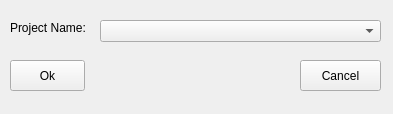
First picture: the form in open-ihm/gui/designs/ui_project_open.ui, repository snim2mirror/openihm, before the edit.
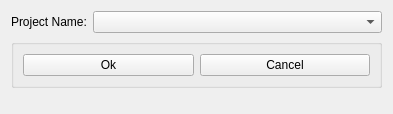
Second picture: the form after the edit.

Commit message: Added layout manager to most dialogs. One report and all tabbed dialogs still to go.

Diff of the .ui file:
```diff
--- a/open-ihm/gui/designs/ui_project_open.ui
+++ b/open-ihm/gui/designs/ui_project_open.ui
@@ -19,55 +19,41 @@
   <property name="windowTitle">
    <string>Open Project</string>
   </property>
+  <layout class="QFormLayout" name="formLayout">
+   <item row="0" column="0">
+    <widget class="QLabel" name="label">
+     <property name="text">
+      <string>Project Name:</string>
+     </property>
+    </widget>
+   </item>
+   <item row="0" column="1">
+    <widget class="QComboBox" name="cboProjectName"/>
+   </item>
+   <item row="1" column="0" colspan="2">
+    <widget class="QGroupBox" name="groupBox">
+     <property name="title">
+      <string/>
+     </property>
+     <layout class="QHBoxLayout" name="horizontalLayout">
+      <item>
   <widget class="QPushButton" name="cmdOk">
-   <property name="geometry">
-    <rect>
-     <x>10</x>
-     <y>60</y>
-     <width>75</width>
-     <height>31</height>
-    </rect>
-   </property>
    <property name="text">
     <string>Ok</string>
    </property>
   </widget>
+      </item>
+      <item>
   <widget class="QPushButton" name="cmdCancel">
-   <property name="geometry">
-    <rect>
-     <x>300</x>
-     <y>60</y>
-     <width>81</width>
-     <height>31</height>
-    </rect>
-   </property>
    <property name="text">
     <string>Cancel</string>
    </property>
   </widget>
-  <widget class="QLabel" name="label">
-   <property name="geometry">
-    <rect>
-     <x>10</x>
-     <y>20</y>
-     <width>91</width>
-     <height>16</height>
-    </rect>
-   </property>
-   <property name="text">
-    <string>Project Name:</string>
-   </property>
-  </widget>
-  <widget class="QComboBox" name="cboProjectName">
-   <property name="geometry">
-    <rect>
-     <x>100</x>
-     <y>20</y>
-     <width>281</width>
-     <height>22</height>
-    </rect>
-   </property>
-  </widget>
+      </item>
+     </layout>
+    </widget>
+   </item>
+  </layout>
  </widget>
  <resources/>
  <connections>
```
Lines whose indentation alone changed are shown as unchanged. The commit also changes 97 other files.
